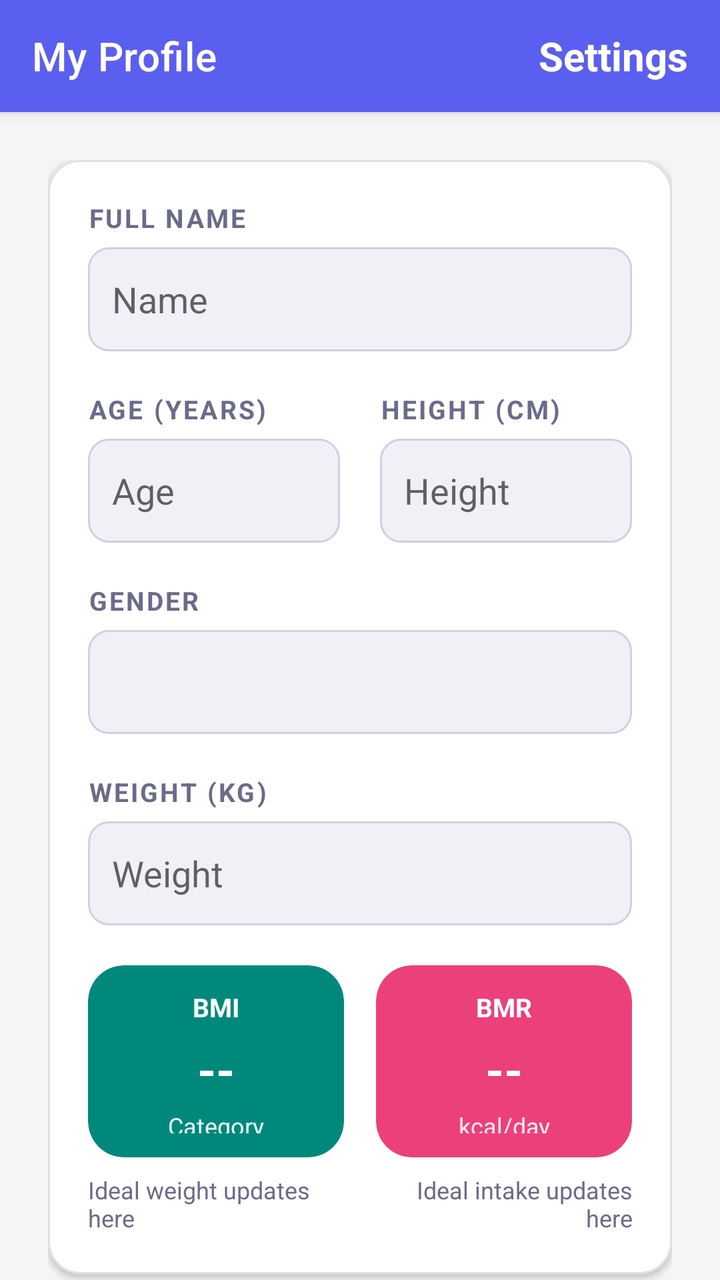
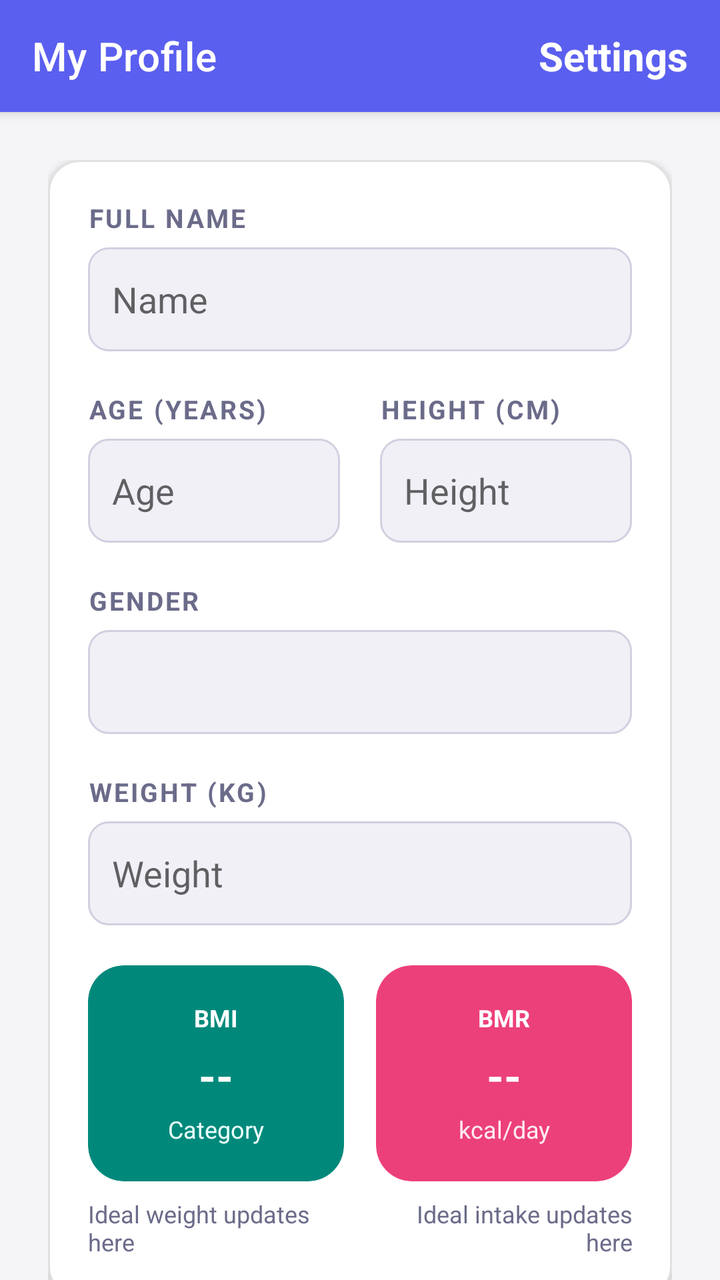

Two renders of the same Android screen: before a commit and after it. Below are the layout's source before the change and the commit's diff.
<!-- AndroidManifest.xml: application theme Theme.DailyRoutine -->
<!-- res/layout/activity_profile.xml -->
<?xml version="1.0" encoding="utf-8"?>
<androidx.coordinatorlayout.widget.CoordinatorLayout xmlns:android="http://schemas.android.com/apk/res/android"
    xmlns:app="http://schemas.android.com/apk/res-auto"
    android:layout_width="match_parent"
    android:layout_height="match_parent"
    android:background="@color/bgPage">

    <com.google.android.material.appbar.AppBarLayout
        android:id="@+id/appBar"
        android:layout_width="match_parent"
        android:layout_height="wrap_content"
        android:background="@color/primary">

        <androidx.appcompat.widget.Toolbar
            android:id="@+id/toolbar"
            android:layout_width="match_parent"
            android:layout_height="?attr/actionBarSize"
            app:title="My Profile"
            app:titleTextColor="@android:color/white">

            <TextView
                android:id="@+id/btnProfileSettings"
                android:layout_width="wrap_content"
                android:layout_height="match_parent"
                android:layout_gravity="end|center_vertical"
                android:background="?attr/selectableItemBackgroundBorderless"
                android:clickable="true"
                android:focusable="true"
                android:gravity="center"
                android:paddingHorizontal="16dp"
                android:text="Settings"
                android:textColor="@android:color/white"
                android:textSize="20sp"
                android:textStyle="bold" />

        </androidx.appcompat.widget.Toolbar>

    </com.google.android.material.appbar.AppBarLayout>

    <androidx.core.widget.NestedScrollView
        android:id="@+id/profileScroll"
        android:layout_width="match_parent"
        android:layout_height="match_parent"
        android:paddingBottom="80dp"
        android:clipToPadding="false"
        app:layout_behavior="@string/appbar_scrolling_view_behavior">

        <LinearLayout
            android:layout_width="match_parent"
            android:layout_height="wrap_content"
            android:orientation="vertical"
            android:padding="24dp">

            <com.google.android.material.card.MaterialCardView
                android:layout_width="match_parent"
                android:layout_height="wrap_content"
                app:cardCornerRadius="16dp"
                app:cardElevation="2dp"
                app:strokeWidth="1dp"
                app:strokeColor="@color/cardStroke">

                <LinearLayout
                    android:layout_width="match_parent"
                    android:layout_height="wrap_content"
                    android:orientation="vertical"
                    android:padding="20dp">

                    <TextView style="@style/LabelText" android:text="Full Name"/>
                    <EditText
                        android:id="@+id/etProfileName"
                        android:layout_width="match_parent"
                        android:layout_height="52dp"
                        android:layout_marginTop="6dp"
                        android:background="@drawable/bg_field"
                        android:paddingHorizontal="12dp"
                        android:inputType="textPersonName|textCapWords"
                        android:autofillHints="name"
                        android:hint="Name"/>

                    <LinearLayout
                        android:layout_width="match_parent"
                        android:layout_height="wrap_content"
                        android:orientation="horizontal"
                        android:layout_marginTop="20dp"
                        android:baselineAligned="false">

                        <LinearLayout
                            android:layout_width="0dp"
                            android:layout_height="wrap_content"
                            android:layout_weight="1"
                            android:orientation="vertical"
                            android:layout_marginEnd="10dp">
                            <TextView style="@style/LabelText" android:text="Age (Years)"/>
                            <EditText
                                android:id="@+id/etProfileAge"
                                android:layout_width="match_parent"
                                android:layout_height="52dp"
                                android:layout_marginTop="6dp"
                                android:background="@drawable/bg_field"
                                android:paddingHorizontal="12dp"
                                android:inputType="number"
                                android:hint="Age"/>
                        </LinearLayout>

                        <LinearLayout
                            android:layout_width="0dp"
                            android:layout_height="wrap_content"
                            android:layout_weight="1"
                            android:orientation="vertical"
                            android:layout_marginStart="10dp">
                            <TextView style="@style/LabelText" android:text="Height (cm)"/>
                            <EditText
                                android:id="@+id/etProfileHeight"
                                android:layout_width="match_parent"
                                android:layout_height="52dp"
                                android:layout_marginTop="6dp"
                                android:background="@drawable/bg_field"
                                android:paddingHorizontal="12dp"
                                android:inputType="number"
                                android:hint="Height"/>
                        </LinearLayout>
                    </LinearLayout>

                    <TextView style="@style/LabelText" android:text="Gender" android:layout_marginTop="20dp"/>
                    <Spinner
                        android:id="@+id/spinnerGender"
                        android:layout_width="match_parent"
                        android:layout_height="52dp"
                        android:layout_marginTop="6dp"
                        android:background="@drawable/bg_field"/>

                    <TextView style="@style/LabelText" android:text="Weight (kg)" android:layout_marginTop="20dp"/>
                    <EditText
                        android:id="@+id/etProfileWeight"
                        android:layout_width="match_parent"
                        android:layout_height="52dp"
                        android:layout_marginTop="6dp"
                        android:background="@drawable/bg_field"
                        android:paddingHorizontal="12dp"
                        android:inputType="numberDecimal"
                        android:hint="Weight"/>

                    <LinearLayout
                        android:layout_width="match_parent"
                        android:layout_height="wrap_content"
                        android:layout_marginTop="20dp"
                        android:baselineAligned="false"
                        android:orientation="horizontal">

                        <com.google.android.material.card.MaterialCardView
                            android:layout_width="0dp"
                            android:layout_height="wrap_content"
                            android:layout_marginEnd="8dp"
                            android:layout_weight="1"
                            app:cardBackgroundColor="#00897B"
                            app:cardCornerRadius="18dp"
                            app:cardElevation="0dp">

                            <LinearLayout
                                android:layout_width="match_parent"
                                android:layout_height="96dp"
                                android:gravity="center"
                                android:orientation="vertical"
                                android:padding="12dp">

                                <TextView
                                    android:layout_width="wrap_content"
                                    android:layout_height="wrap_content"
                                    android:text="BMI"
                                    android:textColor="@android:color/white"
                                    android:textSize="13sp"
                                    android:textStyle="bold" />

                                <TextView
                                    android:id="@+id/tvProfileBmiValue"
                                    android:layout_width="match_parent"
                                    android:layout_height="wrap_content"
                                    android:layout_marginTop="6dp"
                                    android:ellipsize="end"
                                    android:gravity="center"
                                    android:maxLines="1"
                                    android:text="--"
                                    android:textColor="@android:color/white"
                                    android:textSize="24sp"
                                    android:textStyle="bold" />

                                <TextView
                                    android:id="@+id/tvProfileBmiCategory"
                                    android:layout_width="match_parent"
                                    android:layout_height="wrap_content"
                                    android:layout_marginTop="4dp"
                                    android:ellipsize="end"
                                    android:gravity="center"
                                    android:maxLines="1"
                                    android:text="Category"
                                    android:textColor="#E8FFFB"
                                    android:textSize="12sp" />
                            </LinearLayout>
                        </com.google.android.material.card.MaterialCardView>

                        <com.google.android.material.card.MaterialCardView
                            android:layout_width="0dp"
                            android:layout_height="wrap_content"
                            android:layout_marginStart="8dp"
                            android:layout_weight="1"
                            app:cardBackgroundColor="#EC407A"
                            app:cardCornerRadius="18dp"
                            app:cardElevation="0dp">

                            <LinearLayout
                                android:layout_width="match_parent"
                                android:layout_height="96dp"
                                android:gravity="center"
                                android:orientation="vertical"
                                android:padding="12dp">

                                <TextView
                                    android:layout_width="wrap_content"
                                    android:layout_height="wrap_content"
                                    android:text="BMR"
                                    android:textColor="@android:color/white"
                                    android:textSize="13sp"
                                    android:textStyle="bold" />

                                <TextView
                                    android:id="@+id/tvProfileBmrValue"
                                    android:layout_width="match_parent"
                                    android:layout_height="wrap_content"
                                    android:layout_marginTop="6dp"
                                    android:ellipsize="end"
                                    android:gravity="center"
                                    android:maxLines="1"
                                    android:text="--"
                                    android:textColor="@android:color/white"
                                    android:textSize="24sp"
                                    android:textStyle="bold" />

                                <TextView
                                    android:id="@+id/tvProfileBmrCategory"
                                    android:layout_width="match_parent"
                                    android:layout_height="wrap_content"
                                    android:layout_marginTop="4dp"
                                    android:ellipsize="end"
                                    android:gravity="center"
                                    android:maxLines="1"
                                    android:text="kcal/day"
                                    android:textColor="#FFEAF2"
                                    android:textSize="12sp" />
                            </LinearLayout>
                        </com.google.android.material.card.MaterialCardView>
                    </LinearLayout>

                    <LinearLayout
                        android:layout_width="match_parent"
                        android:layout_height="wrap_content"
                        android:layout_marginTop="8dp"
                        android:baselineAligned="false"
                        android:orientation="horizontal">

                        <TextView
                            android:id="@+id/tvProfileIdealWeight"
                            android:layout_width="0dp"
                            android:layout_height="wrap_content"
                            android:layout_marginEnd="8dp"
                            android:layout_weight="1"
                            android:text="Ideal weight updates here"
                            android:textColor="@color/textSecondary"
                            android:textSize="12sp" />

                        <TextView
                            android:id="@+id/tvProfileIdealCalories"
                            android:layout_width="0dp"
                            android:layout_height="wrap_content"
                            android:layout_marginStart="8dp"
                            android:layout_weight="1"
                            android:gravity="end"
                            android:text="Ideal intake updates here"
                            android:textColor="@color/textSecondary"
                            android:textSize="12sp" />
                    </LinearLayout>

                </LinearLayout>
            </com.google.android.material.card.MaterialCardView>

            <com.google.android.material.button.MaterialButton
                android:id="@+id/btnExportReport"
                style="@style/Widget.MaterialComponents.Button.OutlinedButton"
                android:layout_width="match_parent"
                android:layout_height="56dp"
                android:layout_marginTop="16dp"
                android:text="Export 180-Day Wellness Report (PDF)"
                android:textAllCaps="false"
                android:textStyle="bold"
                app:cornerRadius="16dp"
                app:strokeColor="@color/primary"
                app:icon="@drawable/ic_save"
                app:iconTint="@color/primary"/>

            <com.google.android.material.button.MaterialButton
                android:id="@+id/btnSaveProfile"
                android:layout_width="match_parent"
                android:layout_height="56dp"
                android:layout_marginTop="32dp"
                android:text="Save Changes"
                android:textAllCaps="false"
                android:textStyle="bold"
                app:cornerRadius="16dp"/>

        </LinearLayout>
    </androidx.core.widget.NestedScrollView>

</androidx.coordinatorlayout.widget.CoordinatorLayout>
<!-- resources referenced by this layout -->
<resources>
  <color name="bgPage">#F5F5F7</color>
  <color name="cardStroke">#E0E0E0</color>
  <color name="primary">#5B5FEF</color>
  <color name="textSecondary">#6B6B8A</color>
  <!-- drawable bg_field (drawable) -->
  <?xml version="1.0" encoding="utf-8"?>
  <shape xmlns:android="http://schemas.android.com/apk/res/android"
      android:shape="rectangle">
      <solid android:color="@color/fieldBg"/>
      <corners android:radius="10dp"/>
      <stroke android:width="1dp" android:color="@color/fieldStroke"/>
  </shape>
  <!-- drawable ic_save (drawable) -->
  <vector xmlns:android="http://schemas.android.com/apk/res/android" android:width="24dp" android:height="24dp" android:viewportWidth="24" android:viewportHeight="24">
      <path android:fillColor="@color/iconSuccess" android:pathData="M5,3H17L21,7V19C21,20.1 20.1,21 19,21H5C3.9,21 3,20.1 3,19V5C3,3.9 3.9,3 5,3ZM7,5V10H16V5H7ZM7,15V19H17V15H7Z"/>
  </vector>
  <style name="LabelText">
          <item name="android:layout_width">wrap_content</item>
          <item name="android:layout_height">wrap_content</item>
          <item name="android:textSize">13sp</item>
          <item name="android:textStyle">bold</item>
          <item name="android:textColor">@color/textSecondary</item>
          <item name="android:textAllCaps">true</item>
          <item name="android:letterSpacing">0.08</item>
      </style>
  <style name="Theme.DailyRoutine" parent="Theme.MaterialComponents.DayNight.NoActionBar">
          <item name="colorPrimary">@color/primary</item>
          <item name="colorPrimaryVariant">@color/primaryDark</item>
          <item name="colorOnPrimary">@android:color/white</item>
          <item name="colorSecondary">@color/accent</item>
          <item name="colorOnSecondary">@android:color/white</item>
          <item name="android:windowBackground">@color/bgPage</item>
          <item name="android:statusBarColor">@color/statusBar</item>
          <item name="android:navigationBarColor">@color/primaryDark</item>
          
          <item name="dialogCornerRadius">16dp</item>
      </style>
  <color name="fieldBg">#F0F0F6</color>
  <color name="fieldStroke">#D0D0E0</color>
  <color name="iconSuccess">#00C853</color>
  <color name="primaryDark">#3F41C2</color>
  <color name="accent">#7E57C2</color>
  <color name="statusBar">#5B5FEF</color>
</resources>

<!-- the commit's change to res/layout/activity_profile.xml (unified diff, before → after) -->
@@ -158,17 +158,18 @@
 
                             <LinearLayout
                                 android:layout_width="match_parent"
-                                android:layout_height="96dp"
+                                android:layout_height="108dp"
                                 android:gravity="center"
                                 android:orientation="vertical"
-                                android:padding="12dp">
+                                android:paddingHorizontal="12dp"
+                                android:paddingVertical="14dp">
 
                                 <TextView
                                     android:layout_width="wrap_content"
                                     android:layout_height="wrap_content"
                                     android:text="BMI"
                                     android:textColor="@android:color/white"
-                                    android:textSize="13sp"
+                                    android:textSize="12sp"
                                     android:textStyle="bold" />
 
                                 <TextView
@@ -181,7 +182,7 @@
                                     android:maxLines="1"
                                     android:text="--"
                                     android:textColor="@android:color/white"
-                                    android:textSize="24sp"
+                                    android:textSize="22sp"
                                     android:textStyle="bold" />
 
                                 <TextView
@@ -209,17 +210,18 @@
 
                             <LinearLayout
                                 android:layout_width="match_parent"
-                                android:layout_height="96dp"
+                                android:layout_height="108dp"
                                 android:gravity="center"
                                 android:orientation="vertical"
-                                android:padding="12dp">
+                                android:paddingHorizontal="12dp"
+                                android:paddingVertical="14dp">
 
                                 <TextView
                                     android:layout_width="wrap_content"
                                     android:layout_height="wrap_content"
                                     android:text="BMR"
                                     android:textColor="@android:color/white"
-                                    android:textSize="13sp"
+                                    android:textSize="12sp"
                                     android:textStyle="bold" />
 
                                 <TextView
@@ -232,7 +234,7 @@
                                     android:maxLines="1"
                                     android:text="--"
                                     android:textColor="@android:color/white"
-                                    android:textSize="24sp"
+                                    android:textSize="22sp"
                                     android:textStyle="bold" />
 
                                 <TextView
